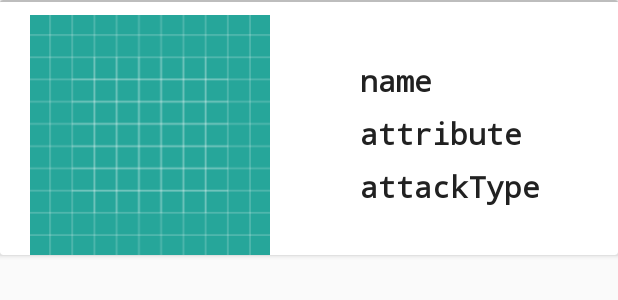
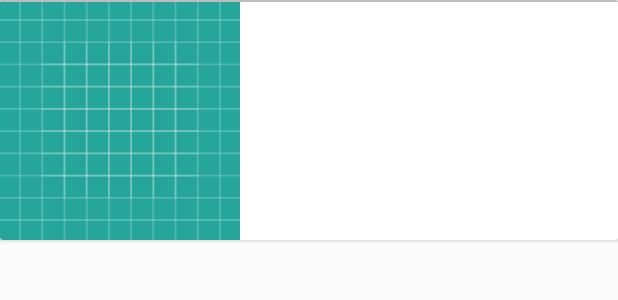
Before and after one commit to neelpatel6294/DotaRetroFit, an Android app: the layout custom_layout.xml on its own in the app's theme, with its tools: preview values and no code run, on a phone screen of 412 x 824 dp. Shown: the top 300 px of the screen. Run offline under Robolectric (Android 15) with nearby library versions, the phone set to English and light mode, and no system bars.

Commit message:
UI update 2

```diff
--- a/app/src/main/java/com/example/patel/dotaretrofit/MainActivity.java
+++ b/app/src/main/java/com/example/patel/dotaretrofit/MainActivity.java
@@ -7,6 +7,7 @@ import android.os.Bundle;
 import android.support.annotation.NonNull;
 import android.support.annotation.Nullable;
 import android.support.v7.app.AppCompatActivity;
+import android.support.v7.widget.GridLayoutManager;
 import android.support.v7.widget.LinearLayoutManager;
 import android.support.v7.widget.RecyclerView;
 import android.support.v7.widget.helper.ItemTouchHelper;
@@ -79,7 +80,7 @@ public class MainActivity extends AppCompatActivity {
                     startActivity(intent);
                 }
             });
-            RecyclerView.LayoutManager layoutManager = new LinearLayoutManager(MainActivity.this);
+            RecyclerView.LayoutManager layoutManager = new GridLayoutManager(MainActivity.this,2);
             recyclerView.setLayoutManager(layoutManager);
             recyclerView.setHasFixedSize(true);
             recyclerView.setAdapter(adapter);
--- a/app/src/main/res/layout/custom_layout.xml
+++ b/app/src/main/res/layout/custom_layout.xml
@@ -7,58 +7,14 @@
     <RelativeLayout
         android:id="@+id/relative"
         android:layout_width="match_parent"
-        android:layout_height="wrap_content"
-        android:layout_marginLeft="20dp">
+        android:layout_height="wrap_content">
 
         <ImageView
             android:id="@+id/image"
-            android:layout_marginTop="10dp"
             android:layout_width="160dp"
             android:layout_height="160dp"
+            android:scaleType="fitXY"
             android:src="@drawable/ic_launcher_background" />
-
-
-        <TextView
-            android:id="@+id/name"
-            android:layout_width="wrap_content"
-            android:layout_height="wrap_content"
-            android:layout_marginLeft="60dp"
-            android:layout_marginTop="40dp"
-            android:layout_toRightOf="@+id/image"
-            android:fontFamily="monospace"
-            android:textColor="#212121"
-            android:textSize="20sp"
-            android:textStyle="bold"
-            tools:text="name" />
-
-        <TextView
-            android:id="@+id/attribute"
-            android:layout_width="wrap_content"
-            android:layout_height="wrap_content"
-            android:layout_below="@+id/name"
-            android:layout_centerVertical="true"
-            android:layout_marginLeft="60dp"
-            android:layout_marginTop="8dp"
-            android:layout_toRightOf="@+id/image"
-            android:fontFamily="monospace"
-            android:textColor="#212121"
-            android:textSize="20sp"
-            android:textStyle="bold"
-            tools:text="attribute" />
-
-        <TextView
-            android:id="@+id/attackType"
-            android:layout_width="wrap_content"
-            android:layout_height="wrap_content"
-            android:layout_below="@+id/attribute"
-            android:layout_marginLeft="60dp"
-            android:layout_marginTop="8dp"
-            android:layout_toRightOf="@+id/image"
-            android:fontFamily="monospace"
-            android:textColor="#212121"
-            android:textSize="20sp"
-            android:textStyle="bold"
-            tools:text="attackType" />
     </RelativeLayout>
 
     <View
@@ -66,4 +22,5 @@
         android:layout_height="1dp"
         android:layout_below="@id/relative"
         android:background="#BDBDBD" />
+
 </android.support.v7.widget.CardView>
```
